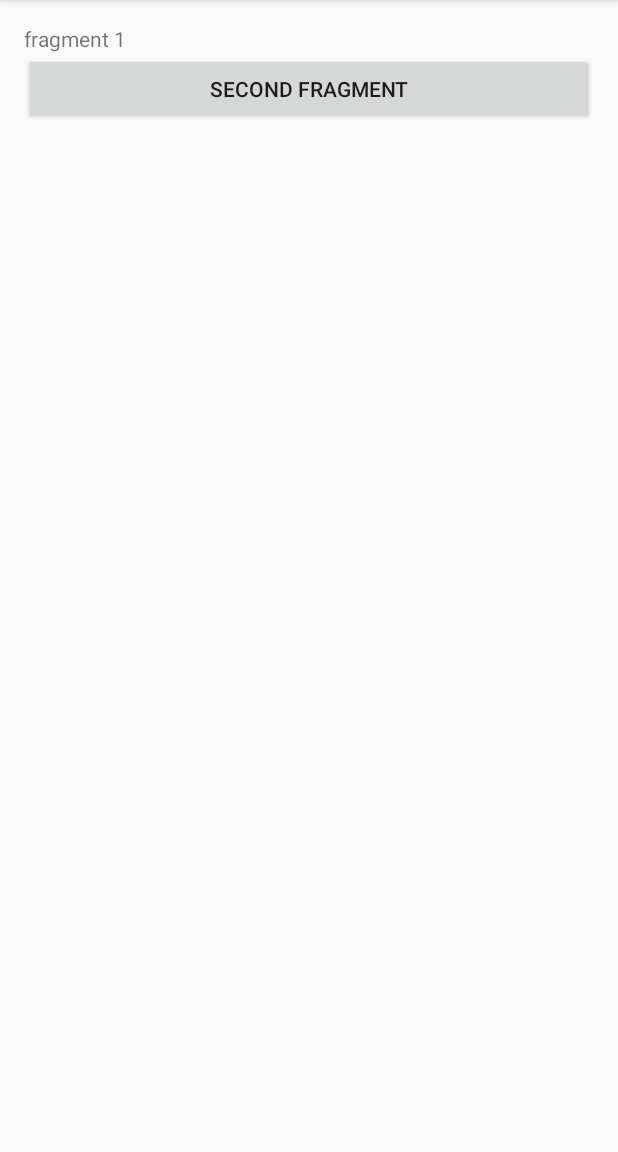
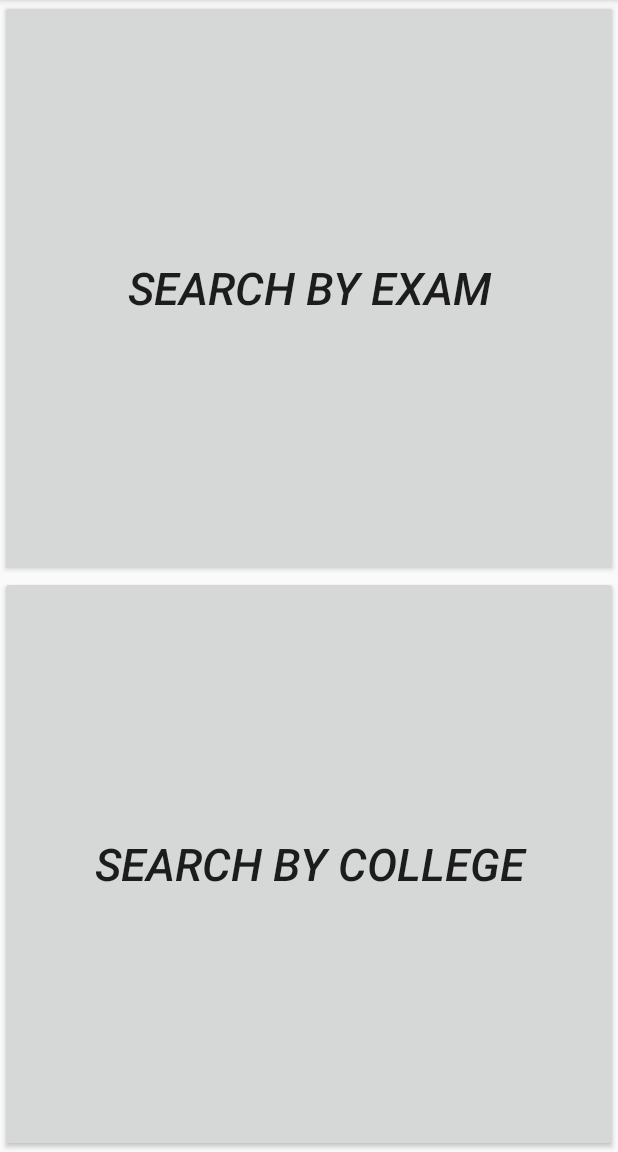
Before and after one commit to bedi1801/A_fragment, an Android app: the screen it shows after launch (MainActivity), on a phone screen of 412 x 824 dp, the part 84-1236 px from its top. Run offline under Robolectric (Android 15) with nearby library versions, the phone set to English and light mode, and no system bars.

Commit message:
second commit

```diff
--- /dev/null
+++ b/app/src/main/java/com/example/dashmesh/a_fragment/MainDisplayFragment.java
@@ -0,0 +1,77 @@
+package com.example.dashmesh.a_fragment;
+
+import android.content.Context;
+import android.os.Bundle;
+import android.support.annotation.Nullable;
+import android.support.v4.app.Fragment;
+import android.view.LayoutInflater;
+import android.view.View;
+import android.view.ViewGroup;
+import android.widget.Button;
+
+/**
+ * A placeholder fragment containing a simple view.
+ */
+public class MainDisplayFragment extends Fragment {
+
+    public MainDisplayFragment() {
+        //empty constructor
+    }
+
+    public interface OnButton2Click {
+        void onButton2Click();
+    }
+    private OnButton2Click mListener2;
+
+    public interface OnButton3Click {
+        void onButton3Click();
+    }
+    private OnButton3Click mListener3;
+
+    public static MainDisplayFragment newInstance() {
+        return new MainDisplayFragment();
+    }
+
+    @Override
+    public void onAttach(Context context) {
+        super.onAttach(context);
+
+        if (context instanceof OnButton2Click) {
+            mListener2 = (OnButton2Click) context;
+        }
+        if (context instanceof OnButton3Click) {
+            mListener3 = (OnButton3Click) context;
+        }
+        else {
+            throw new ClassCastException(context.toString() + " must implement OnRageComicSelected.");
+        }
+    }
+    @Nullable
+    @Override
+    public View onCreateView(LayoutInflater inflater, ViewGroup container,
+                             Bundle savedInstanceState) {
+
+        View rootView = inflater.inflate(R.layout.fragment_display, container,false);
+
+        Button btn2 = (Button) rootView.findViewById(R.id.button2);
+        btn2.setOnClickListener(new View.OnClickListener() {
+
+            @Override
+            public void onClick(View arg0) {
+                mListener2.onButton2Click();
+            }
+        });
+
+    Button btn3 = (Button) rootView.findViewById(R.id.button3);
+    btn3.setOnClickListener(new View.OnClickListener() {
+
+        @Override
+        public void onClick(View arg0) {
+            mListener3.onButton3Click();
+        }
+    });
+
+    return rootView;
+}
+
+}
--- /dev/null
+++ b/app/src/main/res/layout/fragment_display.xml
@@ -0,0 +1,28 @@
+<LinearLayout xmlns:android="http://schemas.android.com/apk/res/android"
+        xmlns:tools="http://schemas.android.com/tools"
+        android:orientation="vertical"
+        android:layout_width="match_parent"
+        android:layout_height="match_parent"
+        tools:context="com.example.dashmesh.a_fragment.MainActivityFragment">
+        <RelativeLayout
+            android:layout_width="match_parent"
+            android:layout_height="0dp"
+            android:layout_weight="0.5">
+    <Button
+        android:id="@+id/button2"
+        android:layout_width="match_parent"
+        android:layout_height="match_parent"
+        android:text="Search by exam"
+        android:textStyle="italic"
+        android:textSize="30sp"/>
+        </RelativeLayout>
+    <Button
+        android:layout_below="@+id/button2"
+        android:id="@+id/button3"
+        android:layout_width="match_parent"
+        android:layout_height="0dp"
+        android:layout_weight="0.5"
+        android:textStyle="italic"
+        android:textSize="30sp"
+        android:text="Search by college"/>
+</LinearLayout>
--- a/app/src/main/res/layout/fragment_main.xml
+++ b/app/src/main/res/layout/fragment_main.xml
@@ -3,19 +3,18 @@
     android:layout_width="match_parent"
     android:layout_height="match_parent"
     android:paddingBottom="@dimen/activity_vertical_margin"
-    android:paddingLeft="@dimen/activity_horizontal_margin"
-    android:paddingRight="@dimen/activity_horizontal_margin"
     android:paddingTop="@dimen/activity_vertical_margin"
-    tools:context="com.example.dashmesh.a_fragment.MainActivityFragment"
-    tools:showIn="@layout/activity_main">
+    tools:context="com.example.dashmesh.a_fragment.MainActivityFragment">
 
-    <TextView
-        android:layout_width="wrap_content"
+    <android.support.v7.widget.RecyclerView
+        android:id="@+id/recycler_view"
+        xmlns:android="http://schemas.android.com/apk/res/android"
+        android:layout_width="match_parent"
         android:layout_height="wrap_content"
-        android:text="fragment 1"
-        android:id="@+id/text"/>
+        android:orientation="vertical"/>
+
     <Button
-        android:layout_below="@+id/text"
+        android:layout_below="@+id/recycler_view"
         android:id="@+id/button"
         android:layout_width="match_parent"
         android:layout_height="wrap_content"
--- a/app/src/main/res/values/colors.xml
+++ b/app/src/main/res/values/colors.xml
@@ -3,4 +3,5 @@
     <color name="colorPrimary">#3F51B5</color>
     <color name="colorPrimaryDark">#303F9F</color>
     <color name="colorAccent">#FF4081</color>
+    <color name="blue_grey_800_50p">#E237474F</color>
 </resources>
```
Also changed, not shown: app/src/main/java/com/example/dashmesh/a_fragment/MainActivity.java (+23 -2 lines), app/src/main/java/com/example/dashmesh/a_fragment/MainActivityFragment.java (+66 -0 lines), app/src/main/res/layout/recycler_item.xml (added, +18 -0 lines), app/src/main/res/values/arrays.xml (added, +16 -0 lines).
